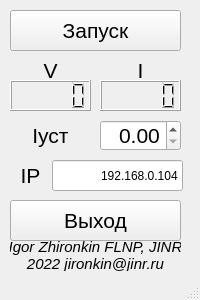
Qt form mainwindow.ui (beeleph/Tetron) before a commit.
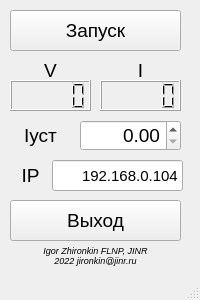
The same form after that commit.

Commit message: GUI adapted for windows

```diff
--- a/mainwindow.ui
+++ b/mainwindow.ui
@@ -55,7 +55,7 @@
     </property>
     <property name="font">
      <font>
-      <pointsize>16</pointsize>
+      <pointsize>14</pointsize>
      </font>
     </property>
     <property name="text">
@@ -76,7 +76,7 @@
     </property>
     <property name="font">
      <font>
-      <pointsize>16</pointsize>
+      <pointsize>14</pointsize>
      </font>
     </property>
     <property name="text">
@@ -97,7 +97,7 @@
     </property>
     <property name="font">
      <font>
-      <pointsize>16</pointsize>
+      <pointsize>14</pointsize>
      </font>
     </property>
     <property name="text">
@@ -110,15 +110,15 @@
    <widget class="QDoubleSpinBox" name="setCurrentSpinBox">
     <property name="geometry">
      <rect>
-      <x>100</x>
+      <x>80</x>
       <y>120</y>
-      <width>81</width>
+      <width>101</width>
       <height>31</height>
      </rect>
     </property>
     <property name="font">
      <font>
-      <pointsize>16</pointsize>
+      <pointsize>14</pointsize>
      </font>
     </property>
     <property name="layoutDirection">
@@ -136,13 +136,13 @@
      <rect>
       <x>10</x>
       <y>120</y>
-      <width>81</width>
+      <width>61</width>
       <height>31</height>
      </rect>
     </property>
     <property name="font">
      <font>
-      <pointsize>16</pointsize>
+      <pointsize>14</pointsize>
      </font>
     </property>
     <property name="text">
@@ -163,7 +163,7 @@
     </property>
     <property name="font">
      <font>
-      <pointsize>16</pointsize>
+      <pointsize>14</pointsize>
      </font>
     </property>
     <property name="text">
@@ -182,6 +182,11 @@
       <height>31</height>
      </rect>
     </property>
+    <property name="font">
+     <font>
+      <pointsize>11</pointsize>
+     </font>
+    </property>
     <property name="text">
      <string>192.168.0.104</string>
     </property>
@@ -200,7 +205,7 @@
     </property>
     <property name="font">
      <font>
-      <pointsize>16</pointsize>
+      <pointsize>14</pointsize>
      </font>
     </property>
     <property name="text">
@@ -218,7 +223,7 @@
     </property>
     <property name="font">
      <font>
-      <pointsize>11</pointsize>
+      <pointsize>7</pointsize>
       <italic>true</italic>
      </font>
     </property>
```
Left out of the diff: 4 changed lines with no effect on the pictures.
